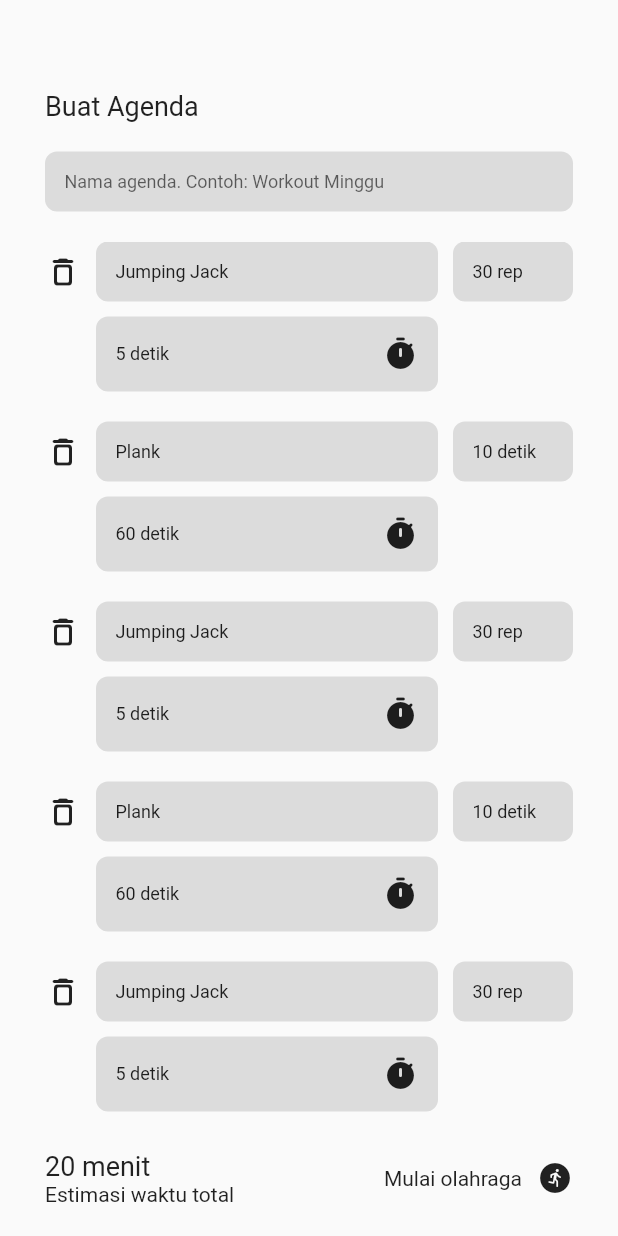
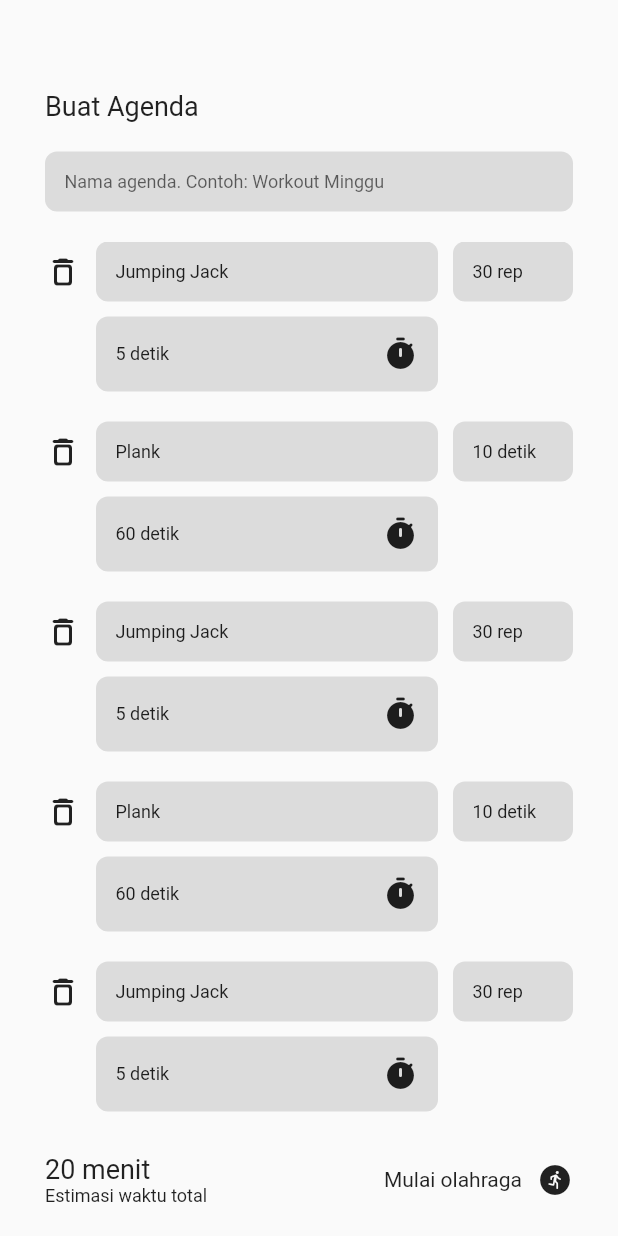
Before and after one commit to harysuryanto/zor, a Flutter app: the AddPlanScreen screen opened by its route, on a phone screen of 412 x 824 dp. Run offline on Flutter 3.47's test engine with Material 2 defaults, Android fonts, the phone set to English and light mode, and no system bars.

Commit message:
change font size

```diff
--- a/lib/screens/add_plan_screen.dart
+++ b/lib/screens/add_plan_screen.dart
@@ -83,7 +83,10 @@ class AddPlanScreen extends StatelessWidget {
                         '20 menit',
                         style: TextStyle(fontSize: 18),
                       ),
-                      Text('Estimasi waktu total'),
+                      Text(
+                        'Estimasi waktu total',
+                        style: TextStyle(fontSize: 12),
+                      ),
                     ],
                   ),
                   InkWell(
@@ -94,7 +97,10 @@ class AddPlanScreen extends StatelessWidget {
                     },
                     child: Row(
                       children: const [
-                        Text('Mulai olahraga'),
+                        Text(
+                          'Mulai olahraga',
+                          style: TextStyle(fontSize: 14),
+                        ),
                         SizedBox(width: 10),
                         Icon(Icons.run_circle_rounded),
                       ],
```
